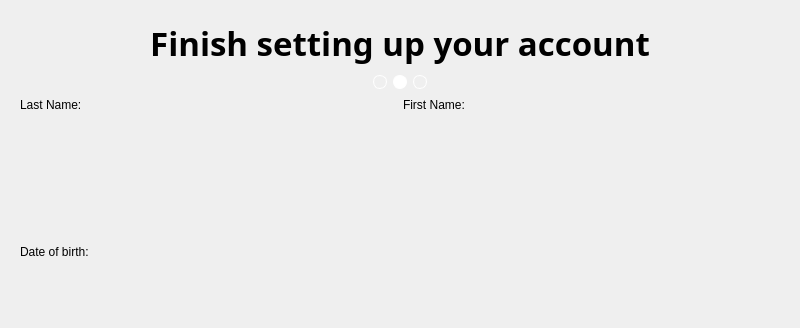
chvy-aust/taxi-booking-system, file src/ui/register.ui: the form before one commit; both pictures show x 0 to 800 and y 0 to 328 of the 800 by 600 pixel window.
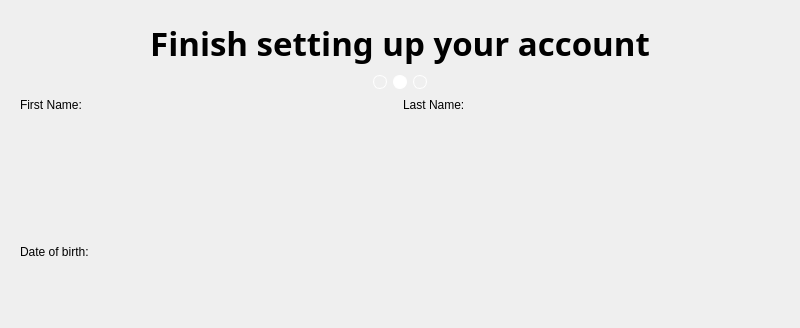
The form after the commit. The open tabs and pages were chosen to show the change. Custom widgets are drawn as their Qt base class.

Commit message: deleted constants

Diff of the .ui file:
```diff
--- a/src/ui/register.ui
+++ b/src/ui/register.ui
@@ -360,27 +360,7 @@
         </layout>
        </item>
        <item>
-        <layout class="QHBoxLayout" name="horizontalLayout_11">
-         <item>
-          <layout class="QVBoxLayout" name="verticalLayout_11">
-           <item>
-            <widget class="QLabel" name="lastname_label">
-             <property name="sizePolicy">
-              <sizepolicy hsizetype="Preferred" vsizetype="Fixed">
-               <horstretch>0</horstretch>
-               <verstretch>0</verstretch>
-              </sizepolicy>
-             </property>
-             <property name="text">
-              <string>Last Name:</string>
-             </property>
-            </widget>
-           </item>
-           <item>
-            <widget class="InputEdit" name="lastname" native="true"/>
-           </item>
-          </layout>
-         </item>
+        <layout class="QHBoxLayout" name="horizontalLayout_6">
          <item>
           <layout class="QVBoxLayout" name="verticalLayout_10">
            <item>
@@ -404,6 +384,26 @@
            </item>
           </layout>
          </item>
+         <item>
+          <layout class="QVBoxLayout" name="verticalLayout_11">
+           <item>
+            <widget class="QLabel" name="lastname_label">
+             <property name="sizePolicy">
+              <sizepolicy hsizetype="Preferred" vsizetype="Fixed">
+               <horstretch>0</horstretch>
+               <verstretch>0</verstretch>
+              </sizepolicy>
+             </property>
+             <property name="text">
+              <string>Last Name:</string>
+             </property>
+            </widget>
+           </item>
+           <item>
+            <widget class="InputEdit" name="lastname" native="true"/>
+           </item>
+          </layout>
+         </item>
         </layout>
        </item>
        <item>
```
Left out of the diff: 4 changed lines with no effect on the pictures. The commit also changes 2 other files.
